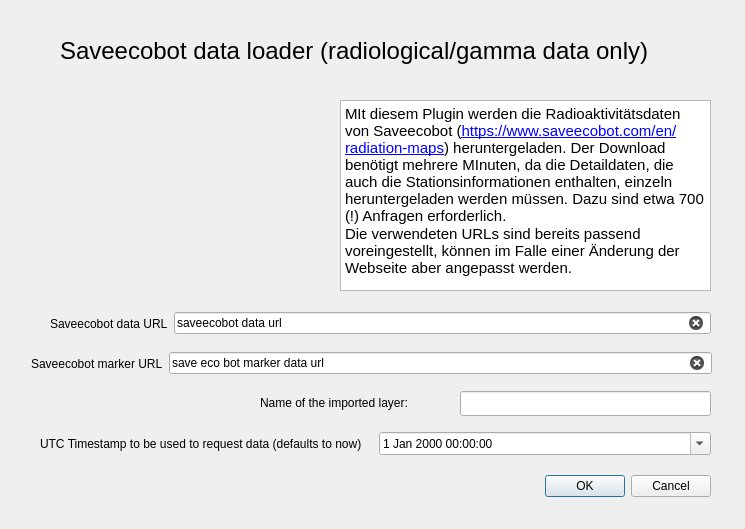
This is saveecobot_loader_dialog_base.ui in OpenBfS/bfs_saveecobot_loader as Qt 5 draws it before an edit. The edited form follows.
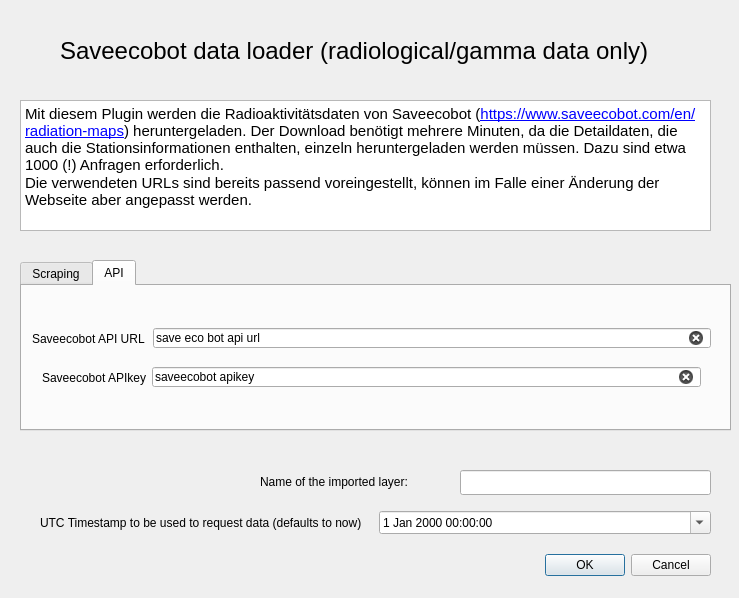
This is the edited form. The open tabs and pages were chosen to show the change.

Commit message: added API support on UI

What changed in the file:
```diff
--- a/saveecobot_loader_dialog_base.ui
+++ b/saveecobot_loader_dialog_base.ui
@@ -6,8 +6,8 @@
    <rect>
     <x>0</x>
     <y>0</y>
-    <width>745</width>
-    <height>529</height>
+    <width>739</width>
+    <height>598</height>
    </rect>
   </property>
   <property name="windowTitle">
@@ -17,7 +17,7 @@
    <property name="geometry">
     <rect>
      <x>370</x>
-     <y>470</y>
+     <y>549</y>
      <width>341</width>
      <height>32</height>
     </rect>
@@ -53,84 +53,26 @@
    </property>
    <property name="geometry">
     <rect>
-     <x>340</x>
+     <x>20</x>
      <y>100</y>
-     <width>371</width>
-     <height>191</height>
+     <width>691</width>
+     <height>131</height>
     </rect>
    </property>
    <property name="html">
     <string>&lt;!DOCTYPE HTML PUBLIC &quot;-//W3C//DTD HTML 4.0//EN&quot; &quot;http://www.w3.org/TR/REC-html40/strict.dtd&quot;&gt;
 &lt;html&gt;&lt;head&gt;&lt;meta name=&quot;qrichtext&quot; content=&quot;1&quot; /&gt;&lt;style type=&quot;text/css&quot;&gt;
 p, li { white-space: pre-wrap; }
-&lt;/style&gt;&lt;/head&gt;&lt;body style=&quot; font-family:'Ubuntu'; font-size:11pt; font-weight:400; font-style:normal;&quot;&gt;
-&lt;p style=&quot; margin-top:0px; margin-bottom:0px; margin-left:0px; margin-right:0px; -qt-block-indent:0; text-indent:0px;&quot;&gt;MIt diesem Plugin werden die Radioaktivitätsdaten von Saveecobot (&lt;a href=&quot;https://www.saveecobot.com/en/radiation-maps&quot;&gt;&lt;span style=&quot; text-decoration: underline; color:#0000ff;&quot;&gt;https://www.saveecobot.com/en/radiation-maps&lt;/span&gt;&lt;/a&gt;) heruntergeladen. Der Download benötigt mehrere MInuten, da die Detaildaten, die auch die Stationsinformationen enthalten, einzeln heruntergeladen werden müssen. Dazu sind etwa 700 (!) Anfragen erforderlich.&lt;/p&gt;
-&lt;p style=&quot; margin-top:0px; margin-bottom:0px; margin-left:0px; margin-right:0px; -qt-block-indent:0; text-indent:0px;&quot;&gt;Die verwendeten URLs sind bereits passend voreingestellt, können im Falle einer Änderung der Webseite aber angepasst werden.&lt;/p&gt;&lt;/body&gt;&lt;/html&gt;</string>
+&lt;/style&gt;&lt;/head&gt;&lt;body style=&quot; font-family:'MS Shell Dlg 2'; font-size:8.25pt; font-weight:400; font-style:normal;&quot;&gt;
+&lt;p style=&quot; margin-top:0px; margin-bottom:0px; margin-left:0px; margin-right:0px; -qt-block-indent:0; text-indent:0px;&quot;&gt;&lt;span style=&quot; font-family:'Ubuntu'; font-size:11pt;&quot;&gt;Mit diesem Plugin werden die Radioaktivitätsdaten von Saveecobot (&lt;/span&gt;&lt;a href=&quot;https://www.saveecobot.com/en/radiation-maps&quot;&gt;&lt;span style=&quot; font-family:'Ubuntu'; font-size:11pt; text-decoration: underline; color:#0000ff;&quot;&gt;https://www.saveecobot.com/en/radiation-maps&lt;/span&gt;&lt;/a&gt;&lt;span style=&quot; font-family:'Ubuntu'; font-size:11pt;&quot;&gt;) heruntergeladen. Der Download benötigt mehrere Minuten, da die Detaildaten, die auch die Stationsinformationen enthalten, einzeln heruntergeladen werden müssen. Dazu sind etwa 1000 (!) Anfragen erforderlich.&lt;/span&gt;&lt;/p&gt;
+&lt;p style=&quot; margin-top:0px; margin-bottom:0px; margin-left:0px; margin-right:0px; -qt-block-indent:0; text-indent:0px;&quot;&gt;&lt;span style=&quot; font-family:'Ubuntu'; font-size:11pt;&quot;&gt;Die verwendeten URLs sind bereits passend voreingestellt, können im Falle einer Änderung der Webseite aber angepasst werden.&lt;/span&gt;&lt;/p&gt;&lt;/body&gt;&lt;/html&gt;</string>
    </property>
   </widget>
-  <widget class="QWidget" name="layoutWidget">
-   <property name="geometry">
-    <rect>
-     <x>50</x>
-     <y>310</y>
-     <width>661</width>
-     <height>27</height>
-    </rect>
-   </property>
-   <layout class="QHBoxLayout" name="horizontalLayout">
-    <item>
-     <widget class="QLabel" name="label_2">
-      <property name="text">
-       <string>Saveecobot data URL</string>
-      </property>
-     </widget>
-    </item>
-    <item>
-     <widget class="QLineEdit" name="sebDataUrlLineEdit">
-      <property name="text">
-       <string>saveecobot data url</string>
-      </property>
-      <property name="clearButtonEnabled">
-       <bool>true</bool>
-      </property>
-     </widget>
-    </item>
-   </layout>
-  </widget>
-  <widget class="QWidget" name="layoutWidget">
-   <property name="geometry">
-    <rect>
-     <x>31</x>
-     <y>350</y>
-     <width>681</width>
-     <height>27</height>
-    </rect>
-   </property>
-   <layout class="QHBoxLayout" name="horizontalLayout_2">
-    <item>
-     <widget class="QLabel" name="label_3">
-      <property name="text">
-       <string>Saveecobot marker URL</string>
-      </property>
-     </widget>
-    </item>
-    <item>
-     <widget class="QLineEdit" name="sebMarkerDataUrlLineEdit">
-      <property name="text">
-       <string>save eco bot marker data url</string>
-      </property>
-      <property name="clearButtonEnabled">
-       <bool>true</bool>
-      </property>
-     </widget>
-    </item>
-   </layout>
-  </widget>
   <widget class="QWidget" name="layoutWidget">
    <property name="geometry">
     <rect>
      <x>40</x>
-     <y>430</y>
+     <y>509</y>
      <width>671</width>
      <height>28</height>
     </rect>
@@ -159,7 +101,7 @@
    <property name="geometry">
     <rect>
      <x>260</x>
-     <y>390</y>
+     <y>469</y>
      <width>201</width>
      <height>26</height>
     </rect>
@@ -172,7 +114,7 @@
    <property name="geometry">
     <rect>
      <x>460</x>
-     <y>391</y>
+     <y>470</y>
      <width>251</width>
      <height>25</height>
     </rect>
@@ -181,6 +123,152 @@
     <bool>true</bool>
    </property>
   </widget>
+  <widget class="QTabWidget" name="tabWidget">
+   <property name="geometry">
+    <rect>
+     <x>20</x>
+     <y>260</y>
+     <width>711</width>
+     <height>171</height>
+    </rect>
+   </property>
+   <property name="currentIndex">
+    <number>0</number>
+   </property>
+   <widget class="QWidget" name="scrapingtab">
+    <attribute name="title">
+     <string>Scraping</string>
+    </attribute>
+    <widget class="QWidget" name="layoutWidget_2">
+     <property name="geometry">
+      <rect>
+       <x>11</x>
+       <y>80</y>
+       <width>681</width>
+       <height>27</height>
+      </rect>
+     </property>
+     <layout class="QHBoxLayout" name="horizontalLayout_2">
+      <item>
+       <widget class="QLabel" name="label_3">
+        <property name="text">
+         <string>Saveecobot marker URL</string>
+        </property>
+       </widget>
+      </item>
+      <item>
+       <widget class="QLineEdit" name="sebMarkerDataUrlLineEdit">
+        <property name="text">
+         <string>save eco bot marker data url</string>
+        </property>
+        <property name="clearButtonEnabled">
+         <bool>true</bool>
+        </property>
+       </widget>
+      </item>
+     </layout>
+    </widget>
+    <widget class="QWidget" name="layoutWidget_3">
+     <property name="geometry">
+      <rect>
+       <x>30</x>
+       <y>40</y>
+       <width>661</width>
+       <height>45</height>
+      </rect>
+     </property>
+     <layout class="QHBoxLayout" name="horizontalLayout">
+      <item>
+       <widget class="QLabel" name="label_2">
+        <property name="text">
+         <string>Saveecobot data URL</string>
+        </property>
+       </widget>
+      </item>
+      <item>
+       <widget class="QLineEdit" name="sebDataUrlLineEdit">
+        <property name="text">
+         <string>saveecobot data url</string>
+        </property>
+        <property name="clearButtonEnabled">
+         <bool>true</bool>
+        </property>
+       </widget>
+      </item>
+     </layout>
+    </widget>
+   </widget>
+   <widget class="QWidget" name="apikeytab">
+    <attribute name="title">
+     <string>API</string>
+    </attribute>
+    <widget class="QLineEdit" name="sebMarkerAPIUrlLineEdit">
+     <property name="geometry">
+      <rect>
+       <x>131</x>
+       <y>42</y>
+       <width>558</width>
+       <height>20</height>
+      </rect>
+     </property>
+     <property name="text">
+      <string>save eco bot api url</string>
+     </property>
+     <property name="clearButtonEnabled">
+      <bool>true</bool>
+     </property>
+    </widget>
+    <widget class="QLineEdit" name="sebAPIkeyLineEdit">
+     <property name="geometry">
+      <rect>
+       <x>130</x>
+       <y>81</y>
+       <width>549</width>
+       <height>20</height>
+      </rect>
+     </property>
+     <property name="text">
+      <string>saveecobot apikey</string>
+     </property>
+     <property name="clearButtonEnabled">
+      <bool>true</bool>
+     </property>
+    </widget>
+    <widget class="QLabel" name="label_6">
+     <property name="geometry">
+      <rect>
+       <x>10</x>
+       <y>40</y>
+       <width>115</width>
+       <height>25</height>
+      </rect>
+     </property>
+     <property name="text">
+      <string>Saveecobot API URL</string>
+     </property>
+    </widget>
+    <widget class="QLabel" name="label_7">
+     <property name="geometry">
+      <rect>
+       <x>20</x>
+       <y>70</y>
+       <width>104</width>
+       <height>43</height>
+      </rect>
+     </property>
+     <property name="text">
+      <string>Saveecobot APIkey</string>
+     </property>
+    </widget>
+   </widget>
+  </widget>
+  <zorder>tabWidget</zorder>
+  <zorder>button_box</zorder>
+  <zorder>label</zorder>
+  <zorder>textBrowser</zorder>
+  <zorder>layoutWidget</zorder>
+  <zorder>label_5</zorder>
+  <zorder>lineEditLayerName</zorder>
  </widget>
  <tabstops>
   <tabstop>textBrowser</tabstop>
```
Left out of the diff: 2 changed lines with no effect on the pictures. The commit also changes 2 other files.
